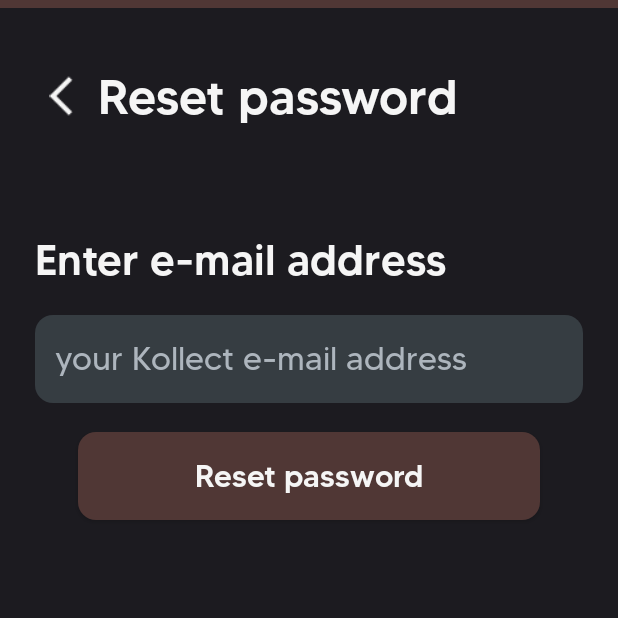
After one commit to kubixDev/Kollect, an Android app: the PasswordResetActivity screen opened directly, with no data from a screen before it, on a phone screen of 412 x 824 dp, the top half of it. The commit adds this screen. Run offline under Robolectric (Android 15) with nearby library versions, the phone set to English and light mode, and no system bars; our stand-ins replace Firebase (no records; nobody signed in at launch, a user with empty details on screens opened directly), sdp/ssp sizes.

Commit message:
added forgotten password reset feature

```diff
--- a/app/src/main/AndroidManifest.xml
+++ b/app/src/main/AndroidManifest.xml
@@ -45,7 +45,7 @@
             android:screenOrientation="portrait">
         </activity>
 
-        <activity android:name=".activities.ResetPasswordActivity"
+        <activity android:name=".activities.PasswordResetActivity"
             android:exported="true"
             android:screenOrientation="portrait">
         </activity>
--- a/app/src/main/java/com/kubixdev/kollect/activities/LoginActivity.java
+++ b/app/src/main/java/com/kubixdev/kollect/activities/LoginActivity.java
@@ -13,7 +13,7 @@ import com.kubixdev.kollect.R;
 
 public class LoginActivity extends AppCompatActivity {
     EditText emailInput, passwordInput;
-    AppCompatButton loginButton, switchToSignupButton;
+    AppCompatButton loginButton, switchToSignupButton, forgotPasswordButton;
     FirebaseAuth mAuth;
 
     @Override
@@ -41,6 +41,7 @@ public class LoginActivity extends AppCompatActivity {
         passwordInput = findViewById(R.id.passwordInput);
         loginButton = findViewById(R.id.loginButton);
         switchToSignupButton = findViewById(R.id.switchToSignupButton);
+        forgotPasswordButton = findViewById(R.id.forgotPasswordButton);
 
         // handle action after login button click
         loginButton.setOnClickListener(v -> {
@@ -75,5 +76,12 @@ public class LoginActivity extends AppCompatActivity {
             startActivity(intent);
             finish();
         });
+
+        // handle switch to forgot password activity
+        forgotPasswordButton.setOnClickListener(v -> {
+            Intent intent = new Intent(getApplicationContext(), PasswordResetActivity.class);
+            startActivity(intent);
+            finish();
+        });
     }
 }
--- /dev/null
+++ b/app/src/main/java/com/kubixdev/kollect/activities/PasswordResetActivity.java
@@ -0,0 +1,68 @@
+package com.kubixdev.kollect.activities;
+
+import android.content.Intent;
+import android.os.Bundle;
+import android.widget.EditText;
+import android.widget.ImageView;
+import android.widget.Toast;
+import androidx.activity.OnBackPressedCallback;
+import androidx.annotation.Nullable;
+import androidx.appcompat.app.AppCompatActivity;
+import androidx.appcompat.widget.AppCompatButton;
+import com.google.firebase.auth.FirebaseAuth;
+import com.kubixdev.kollect.R;
+
+public class PasswordResetActivity extends AppCompatActivity {
+    AppCompatButton resetPasswordButton;
+    ImageView backButton;
+    EditText emailInput;
+
+    @Override
+    protected void onCreate(@Nullable Bundle savedInstanceState) {
+        super.onCreate(savedInstanceState);
+        setContentView(R.layout.activity_password_reset);
+
+        resetPasswordButton = findViewById(R.id.resetPasswordButton);
+        backButton = findViewById(R.id.backButton);
+        emailInput = findViewById(R.id.emailInput);
+
+        // handle back button click
+        backButton.setOnClickListener(v -> {
+            Intent intent = new Intent(getApplicationContext(), LoginActivity.class);
+            startActivity(intent);
+            finish();
+        });
+
+        // handle reset password button click
+        resetPasswordButton.setOnClickListener(v -> {
+            String email = emailInput.getText().toString().trim();
+
+            if (email.isEmpty()) {
+                emailInput.setError("Please enter your email");
+            }
+            else {
+                FirebaseAuth.getInstance().sendPasswordResetEmail(email)
+                        .addOnCompleteListener(task -> {
+                            if (task.isSuccessful()) {
+                                Toast.makeText(PasswordResetActivity.this, "Password reset email sent", Toast.LENGTH_SHORT).show();
+                            }
+                            else {
+                                Toast.makeText(PasswordResetActivity.this, "Failed to send password reset email", Toast.LENGTH_SHORT).show();
+                            }
+                        });
+            }
+        });
+
+        // handle back button press
+        OnBackPressedCallback callback = new OnBackPressedCallback(true) {
+            @Override
+            public void handleOnBackPressed() {
+                Intent intent = new Intent(getApplicationContext(), LoginActivity.class);
+                startActivity(intent);
+                finish();
+            }
+        };
+
+        getOnBackPressedDispatcher().addCallback(this, callback);
+    }
+}
--- /dev/null
+++ b/app/src/main/res/drawable/ic_arrow_left_icon.xml
@@ -0,0 +1,5 @@
+<vector android:autoMirrored="true" android:height="24dp"
+    android:tint="#000000" android:viewportHeight="24"
+    android:viewportWidth="24" android:width="24dp" xmlns:android="http://schemas.android.com/apk/res/android">
+    <path android:fillColor="@android:color/white" android:pathData="M11.67,3.87L9.9,2.1 0,12l9.9,9.9 1.77,-1.77L3.54,12z"/>
+</vector>
--- /dev/null
+++ b/app/src/main/res/layout/activity_password_reset.xml
@@ -0,0 +1,129 @@
+<?xml version="1.0" encoding="utf-8"?>
+<androidx.constraintlayout.widget.ConstraintLayout
+    xmlns:android="http://schemas.android.com/apk/res/android"
+    xmlns:app="http://schemas.android.com/apk/res-auto"
+    xmlns:tools="http://schemas.android.com/tools"
+    android:layout_width="match_parent"
+    android:layout_height="match_parent"
+    android:background="?attr/colorPrimary"
+    tools:context=".activities.MainActivity">
+
+    <LinearLayout
+        android:id="@+id/statusBarFix"
+        android:layout_width="match_parent"
+        android:layout_height="@dimen/_4sdp"
+        app:layout_constraintTop_toTopOf="parent"
+        app:layout_constraintStart_toStartOf="parent"
+        app:layout_constraintEnd_toEndOf="parent"
+        android:background="@color/darkbrown"
+        android:orientation="horizontal">
+    </LinearLayout>
+
+    <LinearLayout
+        android:id="@+id/navigationBar"
+        android:layout_width="match_parent"
+        android:layout_height="@dimen/_70sdp"
+        android:layout_marginTop="@dimen/_10sdp"
+        app:layout_constraintTop_toBottomOf="@id/statusBarFix"
+        app:layout_constraintStart_toStartOf="parent"
+        app:layout_constraintEnd_toEndOf="parent"
+        app:layout_constraintBottom_toTopOf="@id/emailLabel"
+        android:orientation="horizontal">
+
+        <ImageView
+            android:id="@+id/backButton"
+            android:layout_width="wrap_content"
+            android:layout_height="wrap_content"
+            android:paddingStart="@dimen/_15sdp"
+            android:paddingEnd="@dimen/_5sdp"
+            android:paddingTop="@dimen/_15sdp"
+            android:paddingBottom="@dimen/_15sdp"
+            android:layout_marginStart="@dimen/_12sdp"
+            android:src="@drawable/ic_arrow_left_icon"
+            android:layout_gravity="center_vertical"
+            android:scaleX="1.3"
+            android:scaleY="1.3"
+            app:tint="@color/whitesmoke" />
+
+        <TextView
+            android:id="@+id/mainLabel"
+            android:layout_width="wrap_content"
+            android:layout_height="wrap_content"
+            android:text="Reset password"
+            android:textColor="@color/whitesmoke"
+            android:fontFamily="@font/tommy_medium"
+            android:layout_gravity="center_vertical"
+            android:textSize="@dimen/_25sdp" />
+    </LinearLayout>
+
+
+    <TextView
+        android:id="@+id/emailLabel"
+        android:layout_width="match_parent"
+        android:layout_height="wrap_content"
+        android:text="Enter e-mail address"
+        android:layout_marginStart="@dimen/_18sdp"
+        android:layout_marginEnd="@dimen/_18sdp"
+        android:layout_marginTop="@dimen/_35sdp"
+        android:textColor="@color/whitesmoke"
+        android:fontFamily="@font/tommy_medium"
+        android:textSize="@dimen/_22sdp"
+        app:layout_constraintEnd_toEndOf="parent"
+        app:layout_constraintStart_toStartOf="parent"
+        app:layout_constraintTop_toBottomOf="@id/navigationBar"/>
+
+
+    <LinearLayout
+        android:id="@+id/emailLayout"
+        android:layout_width="match_parent"
+        android:layout_height="@dimen/_45sdp"
+        android:orientation="horizontal"
+        app:layout_constraintTop_toBottomOf="@id/emailLabel"
+        app:layout_constraintStart_toStartOf="parent"
+        app:layout_constraintEnd_toEndOf="parent"
+        app:layout_constraintBottom_toTopOf="@id/resetPasswordButton"
+        android:background="@drawable/rounded_background"
+        android:layout_marginStart="@dimen/_18sdp"
+        android:layout_marginEnd="@dimen/_18sdp"
+        android:layout_marginTop="@dimen/_15sdp"
+        android:backgroundTint="@color/gray">
+
+        <EditText
+            android:id="@+id/emailInput"
+            android:layout_width="match_parent"
+            android:layout_height="match_parent"
+            android:layout_marginStart="@dimen/_10sdp"
+            android:layout_marginEnd="@dimen/_10sdp"
+            android:layout_marginTop="@dimen/_8sdp"
+            android:layout_marginBottom="@dimen/_8sdp"
+            android:hint="your Kollect e-mail address"
+            android:textColorHint="@color/lightgray"
+            android:fontFamily="@font/tommy_regular"
+            android:textSize="@dimen/_17sdp"
+            android:background="@android:color/transparent"
+            android:textColor="@color/whitesmoke"
+            android:inputType="text"
+            android:focusableInTouchMode="true">
+        </EditText>
+    </LinearLayout>
+
+    <androidx.appcompat.widget.AppCompatButton
+        android:id="@+id/resetPasswordButton"
+        android:layout_width="match_parent"
+        android:layout_height="@dimen/_45sdp"
+        android:layout_marginStart="@dimen/_40sdp"
+        android:layout_marginEnd="@dimen/_40sdp"
+        android:layout_marginTop="@dimen/_15sdp"
+        app:layout_constraintTop_toBottomOf="@id/emailLayout"
+        app:layout_constraintStart_toStartOf="parent"
+        app:layout_constraintEnd_toEndOf="parent"
+        android:background="@drawable/rounded_background"
+        android:backgroundTint="@color/darkbrown"
+        android:text="Reset password"
+        android:textColor="@color/whitesmoke"
+        android:fontFamily="@font/tommy_medium"
+        android:textSize="@dimen/_16sdp"
+        style="@style/Widget.AppCompat.Button.Colored"
+        android:textAllCaps="false">
+    </androidx.appcompat.widget.AppCompatButton>
+</androidx.constraintlayout.widget.ConstraintLayout>
```
